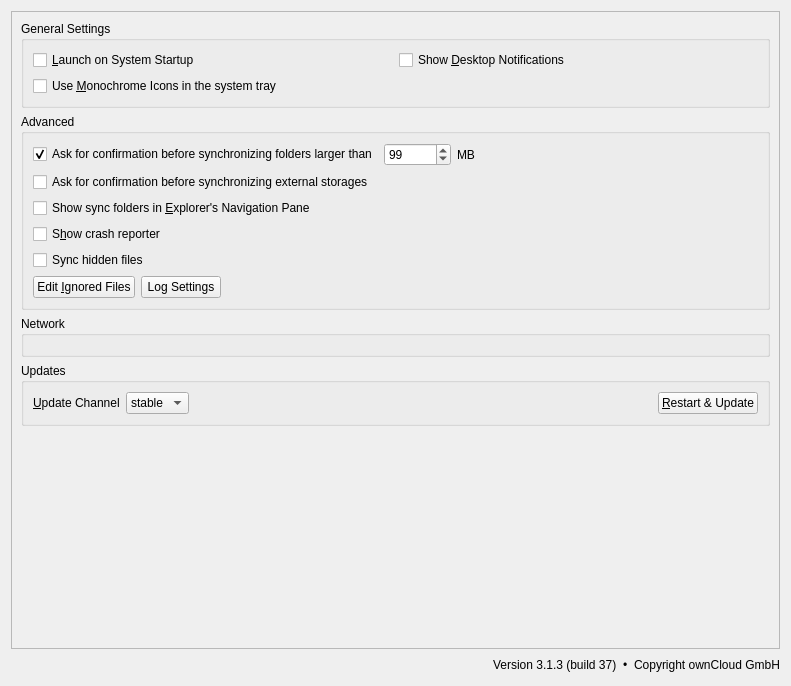
Old version of the form src/gui/generalsettings.ui in the repository GrossLukas/client.
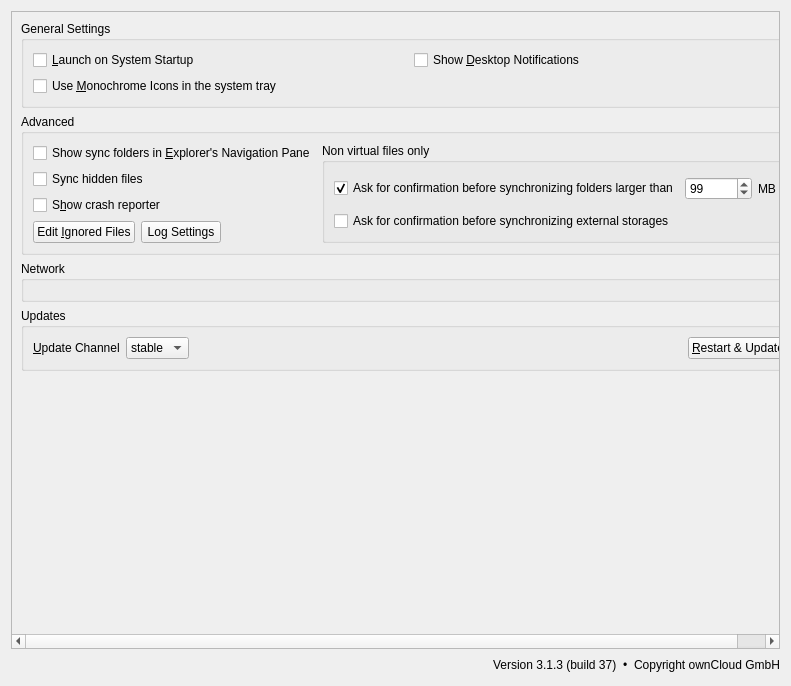
New version of the form. Custom widgets are drawn as their Qt base class.

Commit message:
Gui: Mark non vfs settings explicitly
Fixes: #8107

```diff
--- a/src/gui/generalsettings.ui
+++ b/src/gui/generalsettings.ui
@@ -64,6 +64,74 @@
          <property name="title">
           <string>Advanced</string>
          </property>
+         <layout class="QHBoxLayout" name="horizontalLayout_5">
+          <item>
+           <layout class="QVBoxLayout" name="verticalLayout_6">
+            <item>
+             <widget class="QCheckBox" name="showInExplorerNavigationPaneCheckBox">
+              <property name="text">
+               <string>Show sync folders in &amp;Explorer's Navigation Pane</string>
+              </property>
+             </widget>
+            </item>
+            <item>
+             <widget class="QCheckBox" name="syncHiddenFilesCheckBox">
+              <property name="text">
+               <string>Sync hidden files</string>
+              </property>
+             </widget>
+            </item>
+            <item>
+             <widget class="QCheckBox" name="crashreporterCheckBox">
+              <property name="sizePolicy">
+               <sizepolicy hsizetype="MinimumExpanding" vsizetype="Fixed">
+                <horstretch>0</horstretch>
+                <verstretch>0</verstretch>
+               </sizepolicy>
+              </property>
+              <property name="text">
+               <string>S&amp;how crash reporter</string>
+              </property>
+             </widget>
+            </item>
+            <item>
+             <layout class="QHBoxLayout" name="horizontalLayout_4">
+              <item>
+               <widget class="QPushButton" name="ignoredFilesButton">
+                <property name="text">
+                 <string>Edit &amp;Ignored Files</string>
+                </property>
+               </widget>
+              </item>
+              <item>
+               <widget class="QPushButton" name="logSettingsButton">
+                <property name="text">
+                 <string>Log Settings</string>
+                </property>
+               </widget>
+              </item>
+              <item>
+               <spacer name="spacer_3">
+                <property name="orientation">
+                 <enum>Qt::Horizontal</enum>
+                </property>
+                <property name="sizeHint" stdset="0">
+                 <size>
+                  <width>555</width>
+                  <height>20</height>
+                 </size>
+                </property>
+               </spacer>
+              </item>
+             </layout>
+            </item>
+           </layout>
+          </item>
+          <item>
+           <widget class="QGroupBox" name="groupBox_non_vfs">
+            <property name="title">
+             <string>Non virtual files only</string>
+            </property>
          <layout class="QVBoxLayout" name="verticalLayout">
           <item>
            <layout class="QHBoxLayout" name="horizontalLayout_3">
@@ -116,63 +184,8 @@
             </property>
            </widget>
           </item>
-          <item>
-           <widget class="QCheckBox" name="showInExplorerNavigationPaneCheckBox">
-            <property name="text">
-             <string>Show sync folders in &amp;Explorer's Navigation Pane</string>
-            </property>
-           </widget>
-          </item>
-          <item>
-           <widget class="QCheckBox" name="crashreporterCheckBox">
-            <property name="sizePolicy">
-             <sizepolicy hsizetype="MinimumExpanding" vsizetype="Fixed">
-              <horstretch>0</horstretch>
-              <verstretch>0</verstretch>
-             </sizepolicy>
-            </property>
-            <property name="text">
-             <string>S&amp;how crash reporter</string>
-            </property>
-           </widget>
-          </item>
-          <item>
-           <widget class="QCheckBox" name="syncHiddenFilesCheckBox">
-            <property name="text">
-             <string>Sync hidden files</string>
-            </property>
-           </widget>
-          </item>
-          <item>
-           <layout class="QHBoxLayout" name="horizontalLayout_4">
-            <item>
-             <widget class="QPushButton" name="ignoredFilesButton">
-              <property name="text">
-               <string>Edit &amp;Ignored Files</string>
-              </property>
-             </widget>
-            </item>
-            <item>
-             <widget class="QPushButton" name="logSettingsButton">
-              <property name="text">
-               <string>Log Settings</string>
-              </property>
-             </widget>
-            </item>
-            <item>
-             <spacer name="spacer_3">
-              <property name="orientation">
-               <enum>Qt::Horizontal</enum>
-              </property>
-              <property name="sizeHint" stdset="0">
-               <size>
-                <width>555</width>
-                <height>20</height>
-               </size>
-              </property>
-             </spacer>
-            </item>
-           </layout>
+            </layout>
+           </widget>
           </item>
          </layout>
         </widget>
```
Left out of the diff: 11 changed lines with no effect on the pictures. Lines whose indentation alone changed are shown as unchanged.
